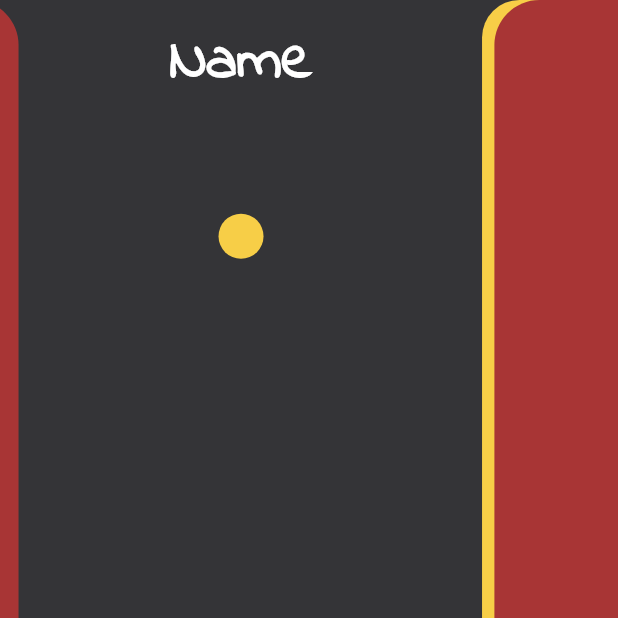
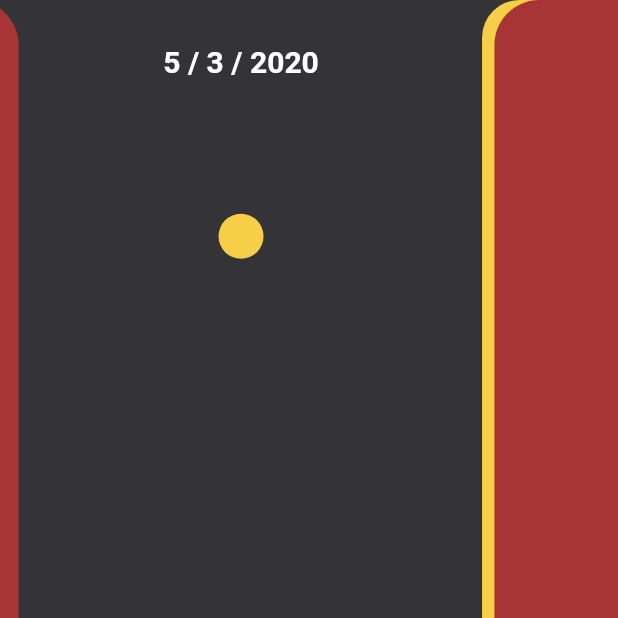
Before and after one commit to burhanhaq/ProductivePomo, a Flutter app: the first screen one second after launch, on a phone screen of 412 x 824 dp, the top half of it. Run offline on Flutter 3.47's test engine with Material 2 defaults, Android fonts, the phone set to English and light mode, and no system bars; our stand-ins replace shared_preferences, sqflite; accounts and stored records are empty.

Commit message:
Minor edits. Adjusted addScore and subtractScore button placement. Edited score on home page on right bar, but needs improvement

```diff
--- a/lib/constants.dart
+++ b/lib/constants.dart
@@ -1,4 +1,7 @@
 import 'package:flutter/material.dart';
+import 'dart:core';
+
+DateTime date = DateTime.now();
 
 const kLabel = TextStyle(
   color: Colors.black,
--- a/lib/screens/home/home_screen.dart
+++ b/lib/screens/home/home_screen.dart
@@ -137,12 +137,12 @@ class _HomeState extends State<Home> with TickerProviderStateMixin {
 //                          ),
                         ),
                         child: Text(
-                          'Name',
+                          '${date.month.toString()} / ${date.day.toString()} / ${date.year.toString()}',
                           style: TextStyle(
-                            fontSize: 40,
+                            fontSize: 20,
                             fontWeight: FontWeight.bold,
                             color: white,
-                            fontFamily: 'IndieFlower',
+//                            fontFamily: 'IndieFlower',
                             decoration: TextDecoration.none,
                           ),
                         ),
--- a/lib/screens/home/right_bar.dart
+++ b/lib/screens/home/right_bar.dart
@@ -116,15 +116,20 @@ class _RightBarState extends State<RightBar> with TickerProviderStateMixin {
                     offstage: cardState.selectedIndex == null,
                     child: Column(
                       children: [
-                        Text(
-                          // todo: need to update this when we get back from SecondScreen
+                        FittedBox(
+                          // todo fix: moves around when score increases
+                          fit: BoxFit.fitHeight,
+                          child: Text(
                             cardState.firstPageScore == null
                                 ? 'x'
                                 : cardState.firstPageScore.toString(),
+                            maxLines: 1,
+
                             style: TextStyle(
                               color: Colors.white,
                             fontSize: 50,
                               decoration: TextDecoration.none,
+                            ),
                           ),
                         ),
                         Container(height: 6, width: 60, color: yellow),
--- a/lib/widgets/card_tile.dart
+++ b/lib/widgets/card_tile.dart
@@ -145,7 +145,7 @@ class _CardTileState extends State<CardTile>
                     mainAxisAlignment: MainAxisAlignment.end,
                     children: <Widget>[
                       InkWell(
-                        onTap: () => cardState.onTapSubSecond(widget.cardModel),
+                        onTap: () => cardState.onTapSubtractScore(widget.cardModel),
                         child: CustomIconButtonStyle(
                           child: Icon(
                             Icons.remove,
@@ -155,7 +155,7 @@ class _CardTileState extends State<CardTile>
                         ),
                       ),
                       InkWell(
-                        onTap: () => cardState.onTapAddSecond(widget.cardModel),
+                        onTap: () => cardState.onTapAddScore(widget.cardModel),
                         child: CustomIconButtonStyle(
                           child: Icon(
                             Icons.add,
```
Also changed, not shown: lib/card_state.dart (+7 -3 lines). Lines whose indentation alone changed are shown as unchanged.
